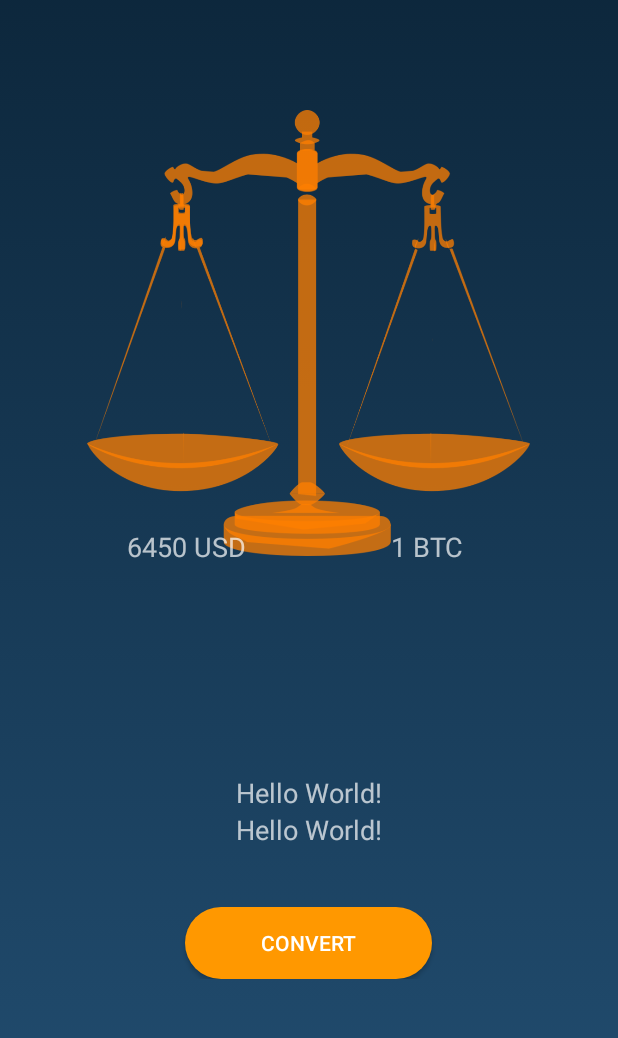
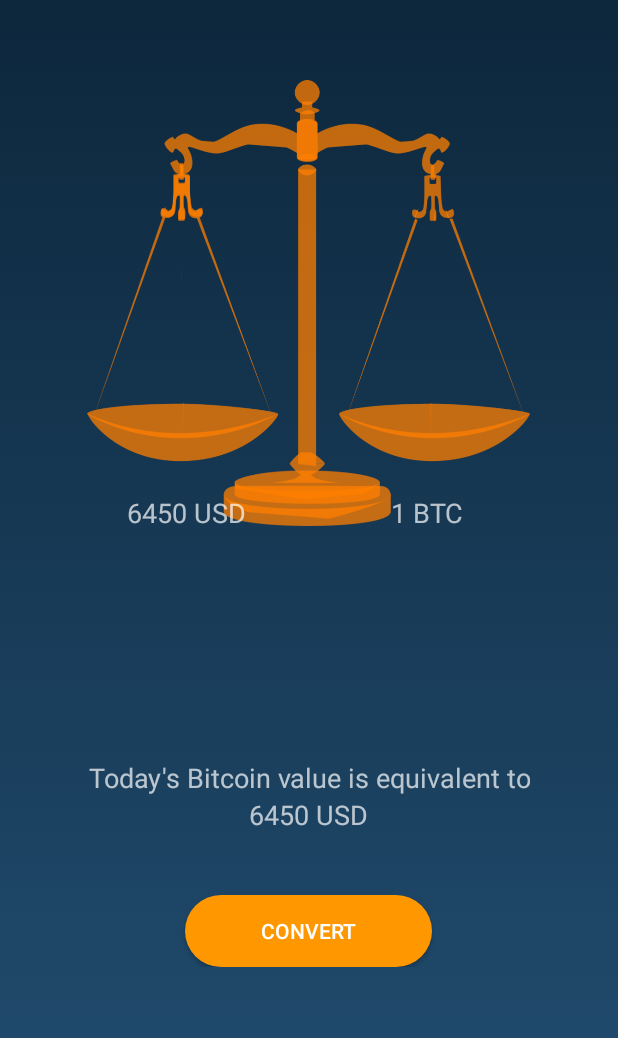
Before and after one commit to krozet/Bit-Me, an Android app: the CurrencyConversion screen opened directly, with no data from a screen before it, on a phone screen of 412 x 824 dp, the part 167-1205 px from its top. Run offline under Robolectric (Android 15) with nearby library versions, the phone set to English and light mode, and no system bars.

Commit message:
KR general layout is complete.

```diff
--- a/BitMe/app/src/main/res/layout/activity_currency_conversion.xml
+++ b/BitMe/app/src/main/res/layout/activity_currency_conversion.xml
@@ -1,6 +1,5 @@
 <?xml version="1.0" encoding="utf-8"?>
 <android.support.constraint.ConstraintLayout xmlns:android="http://schemas.android.com/apk/res/android"
-    xmlns:app="http://schemas.android.com/apk/res-auto"
     xmlns:tools="http://schemas.android.com/tools"
     android:layout_width="match_parent"
     android:layout_height="match_parent"
@@ -42,7 +41,6 @@
                     android:id="@+id/currencyconversion_scale"
                     android:layout_width="wrap_content"
                     android:layout_height="wrap_content"
-                    android:layout_marginTop="20dp"
                     android:src="@drawable/scale" />
 
                 <LinearLayout
@@ -57,12 +55,12 @@
                     <View
                         android:layout_width="0dp"
                         android:layout_height="0dp"
-                        android:layout_weight="66"/>
+                        android:layout_weight="61"/>
 
                     <LinearLayout
                         android:layout_width="match_parent"
                         android:layout_height="0dp"
-                        android:layout_weight="34"
+                        android:layout_weight="39"
                         android:orientation="horizontal"
                         android:weightSum="100">
 
@@ -116,24 +114,26 @@
             android:layout_width="match_parent"
             android:layout_height="0dp"
             android:gravity="center_horizontal"
-            android:layout_weight="12">
+            android:layout_weight="11">
 
             <LinearLayout
                 android:layout_width="wrap_content"
                 android:layout_height="wrap_content"
+                android:gravity="center_horizontal"
                 android:orientation="vertical">
 
                 <TextView
                     android:layout_width="wrap_content"
                     android:layout_height="wrap_content"
-                    android:layout_marginTop="10dp"
-                    android:text="Hello World!"
+                    android:gravity="center"
+                    android:text="@string/currencyconversion_equivalent"
                     android:textSize="18sp"/>
 
                 <TextView
                     android:layout_width="wrap_content"
                     android:layout_height="wrap_content"
-                    android:text="Hello World!"
+                    android:gravity="center"
+                    android:text="6450 USD"
                     android:textSize="18sp"/>
             </LinearLayout>
         </RelativeLayout>
@@ -141,7 +141,7 @@
         <RelativeLayout
             android:layout_width="match_parent"
             android:layout_height="0dp"
-            android:layout_weight="13">
+            android:layout_weight="14">
 
             <LinearLayout
                 android:layout_width="match_parent"
@@ -169,5 +169,4 @@
             </LinearLayout>
         </RelativeLayout>
     </LinearLayout>
-
 </android.support.constraint.ConstraintLayout>
--- a/BitMe/app/src/main/res/values/strings.xml
+++ b/BitMe/app/src/main/res/values/strings.xml
@@ -1,6 +1,7 @@
 <resources>
     <string name="app_name">Bit Me</string>
     <string name="requestcurrency_hello">Hello,&#160;</string>
+    <string name="currencyconversion_equivalent">Today\'s Bitcoin value is equivalent to</string>
     <string name="inputname_submit">Submit</string>
     <string name="requestcurrency_convert">Convert</string>
 
```
